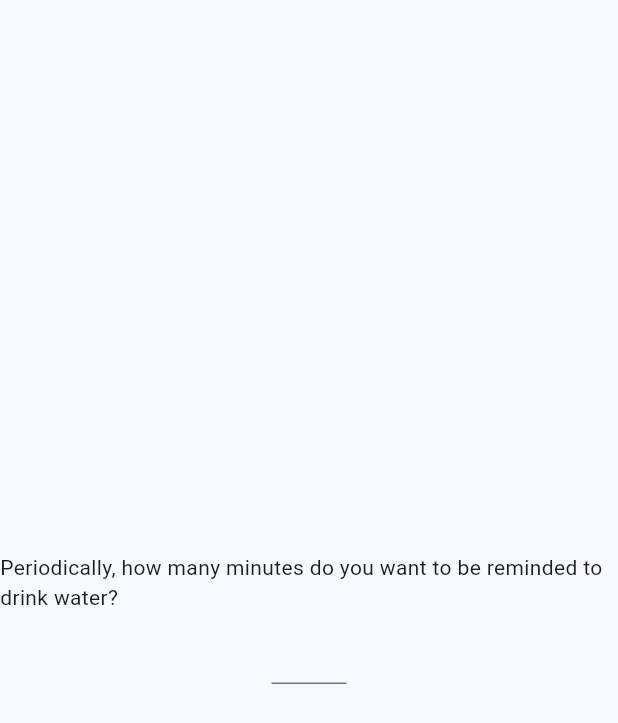
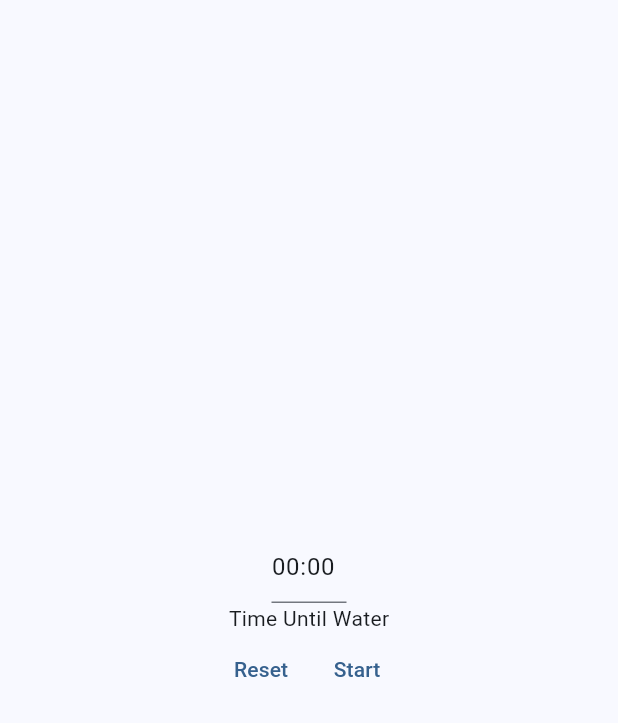
Before and after one commit to ProfessorAtomicManiac/Deep, a Flutter app: the screen it shows after launch, on a phone screen of 412 x 824 dp. Shown: the top 723 px of the screen. Run offline on Flutter 3.47's test engine with Material 3 defaults, Android fonts, the light colour scheme and no system bars.

Commit message:
basic ui setup

```diff
--- a/lib/main.dart
+++ b/lib/main.dart
@@ -1,4 +1,6 @@
 import 'package:flutter/material.dart';
+import 'package:productivity_gacha_app/water.dart';
+import 'package:provider/provider.dart';
 
 void main() {
   runApp(const MyApp());
@@ -16,30 +18,40 @@
             colorScheme: ColorScheme.fromSeed(seedColor: Colors.blue),
             useMaterial3: true,
           ),
-      home: const WaterSettingsPage()//const WaterSettingsPage(),
+          home: const CurrentPage() //const WaterSettingsPage(),
           );
   }
 }
 
-class WaterSettingsPage extends StatelessWidget {
-  const WaterSettingsPage({super.key});
+class CurrentPage extends StatefulWidget {
+  const CurrentPage({super.key});
+
+  @override
+  State<CurrentPage> createState() => _CurrentPageState();
+}
+
+enum Page {
+  startPage,
+  waterSettingsPage,
+}
+
+class _CurrentPageState extends State<CurrentPage> {
+
+  var selectedIndex = Page.waterSettingsPage;
 
   @override
   Widget build(BuildContext context) {
-    return const Scaffold(
-      body: Center(
-        child: Column(
-          mainAxisSize: MainAxisSize.min,
-          children: [
-            Text("Periodically, how many minutes do you want to be reminded to drink water?"),
-            SizedBox(
-              width: 50,
-              child: TextField()
-            ),
-          ],
-        ),
-      ),
-    );
-  }
+    Widget page;
+    switch(selectedIndex) {
+      case Page.startPage:
+        page = const Placeholder();
+        break;
+      case Page.waterSettingsPage:
+        page = const WaterSettingsPage(); break;
+      default:
+        throw UnimplementedError("Invalid Page");
 
     }
+    return page;
+  }
+}
--- /dev/null
+++ b/lib/water.dart
@@ -0,0 +1,107 @@
+import 'package:flutter/material.dart';
+import 'package:provider/provider.dart';
+
+class WaterSettingsPage extends StatelessWidget {
+  const WaterSettingsPage({super.key});
+
+  @override
+  Widget build(BuildContext context) {
+    return Scaffold(
+      body: Center(
+        child: Column(
+          mainAxisSize: MainAxisSize.min,
+          children: [
+            const Timer(),
+            const Text("Time Until Water"),
+            Row(
+              mainAxisSize: MainAxisSize.min,
+              children: [
+                TextButton(
+                  child: Text("Reset"),
+                  onPressed: () {},
+                  //onPressed: () => setState(() => _currentText = "$_mins:$_secs"),
+                ),
+                TextButton(child: const Text("Start"), onPressed: () => {}),
+              ],
+            ),
+          ],
+        ),
+      ),
+    );
+  }
+}
+
+class Timer extends StatefulWidget {
+  const Timer({
+    super.key,
+  });
+
+  @override
+  State<Timer> createState() => _TimerState();
+}
+
+class _TimerState extends State<Timer> {
+  int _mins = 0;
+  int _secs = 0;
+  final TextEditingController _controller = TextEditingController();
+
+  @override
+  void initState() {
+    super.initState();
+    _controller.addListener(() {
+      _handleInput(_controller);
+    });
+  }
+
+  void _handleInput(TextEditingController controller) {
+    final RegExp nonNumbers = RegExp(r"([^\d])");
+    final RegExp sixToNine = RegExp(r"([6-9])");
+    String text = controller.text.replaceAll(nonNumbers, "");
+    if (text.length > 4) text = text.substring(0, 4);
+    var minutes = text.length > 2 ? text.substring(0, 2) : text;
+    var seconds = text.length > 2 ? text.substring(2) : "";
+    if (seconds.length == 1) {
+      seconds = seconds.replaceAll(sixToNine, "");
+    }
+    seconds = (seconds == "") ? "" : ":$seconds";
+    text = "$minutes$seconds";
+    controller.value = controller.value.copyWith(
+      text: text,
+      selection:
+          TextSelection(baseOffset: text.length, extentOffset: text.length),
+      composing: TextRange.empty,
+    );
+  }
+
+  void _handleSubmit(BuildContext context, String value) {
+    // includes the ":"
+    if (value.length == 5) {
+      _mins = int.tryParse(value.substring(0, 2))!;
+      _secs = int.tryParse(value.substring(3, 5))!;
+    } else {
+      ScaffoldMessenger.of(context).showSnackBar(const SnackBar(
+        content: Text("Invalid Time Dumbass"),
+      ));
+    }
+  }
+
+  @override
+  void dispose() {
+    _controller.dispose();
+    super.dispose();
+  }
+
+  @override
+  Widget build(BuildContext context) {
+    _controller.text = "${_mins.toString().padLeft(2, '0')}:${_secs.toString().padLeft(2, '0')}";
+    return SizedBox(
+      width: 50,
+      child: TextField(
+        controller: _controller,
+        onSubmitted: (value) {
+          _handleSubmit(context, value);
+        },
+      ),
+    );
+  }
+}
```
Lines whose indentation alone changed are shown as unchanged.
